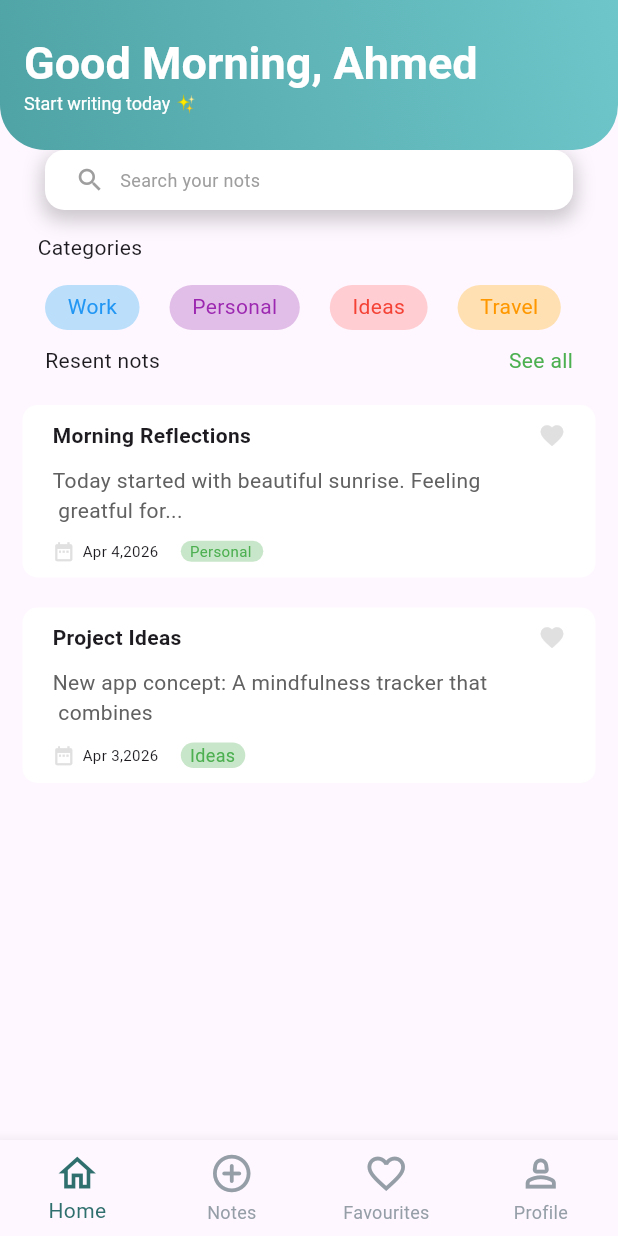
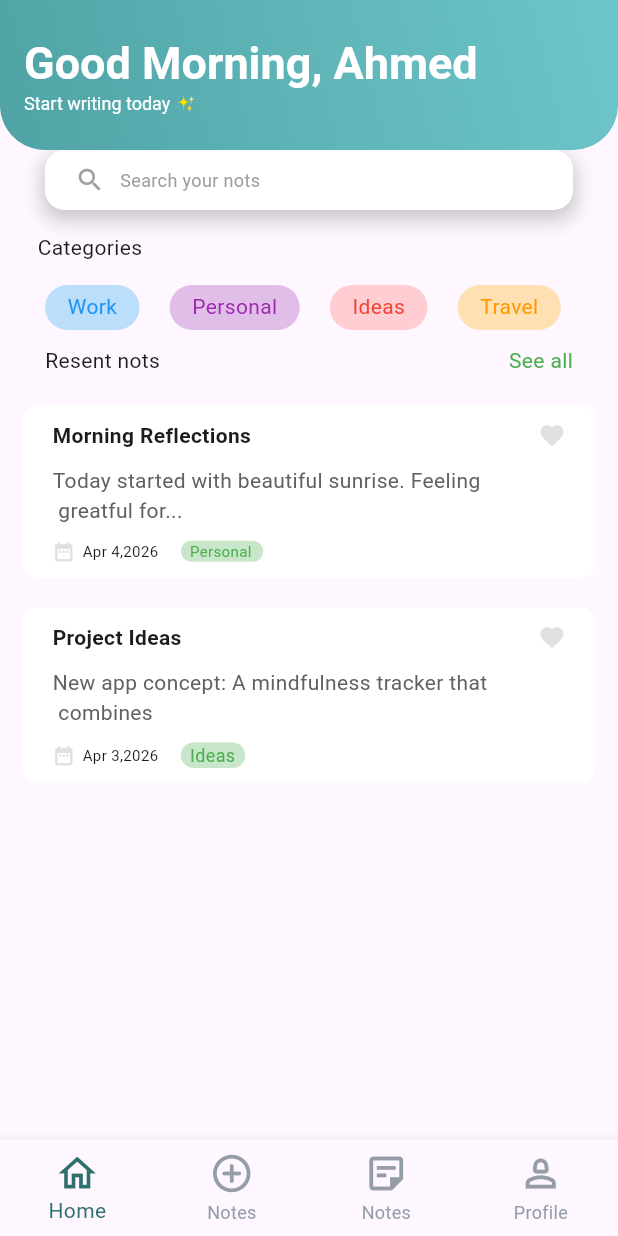
Before and after one commit to abdaladarwesh/NotesApp, a Flutter app: the screen it shows after launch, on a phone screen of 412 x 824 dp. Run offline on Flutter 3.47's test engine with Material 3 defaults, Android fonts, the phone set to English and light mode, and no system bars.

Commit message:
Fixing navigation and merge rodina branch

```diff
--- a/lib/main.dart
+++ b/lib/main.dart
@@ -3,6 +3,7 @@ import 'package:notes_app/pages/create_note_page.dart';
 import 'package:notes_app/pages/favorites_page.dart';
 import 'package:notes_app/pages/home_page.dart';
 import 'package:notes_app/pages/login_page.dart';
+import 'package:notes_app/pages/notes_page.dart';
 import 'package:notes_app/pages/profile_page.dart';
 import 'package:notes_app/pages/search_page.dart';
 
@@ -37,9 +38,8 @@ class _MainAppState extends State<MainApp> {
 
   final List<Widget> _pages = [
     HomePage(),
-    SearchPage(),
     CreateNotePage(),
-    FavoritesPage(),
+    NotesPage(),
     ProfilePage()
   ];
 
@@ -67,7 +67,7 @@ class _MainAppState extends State<MainApp> {
             items: [
               BottomNavigationBarItem(icon: Icon(Icons.home_outlined, size: 30,), label: "Home", backgroundColor: Color.fromRGBO(47, 111, 109, 0.1)),
               BottomNavigationBarItem(icon: Icon(Icons.add_circle_outline_rounded, size: 30,), label: "Notes"), // بنعمل التعديلات بتاعتنا عادي
-              BottomNavigationBarItem(icon: Icon(Icons.favorite_border_outlined, size: 30,), label: "Favourites"),
+              BottomNavigationBarItem(icon: Icon(Icons.sticky_note_2_outlined, size: 30,), label: "Notes"),
               BottomNavigationBarItem(icon: Icon(Icons.person_2_outlined, size: 30,), label: "Profile"),
             ]
 
```
